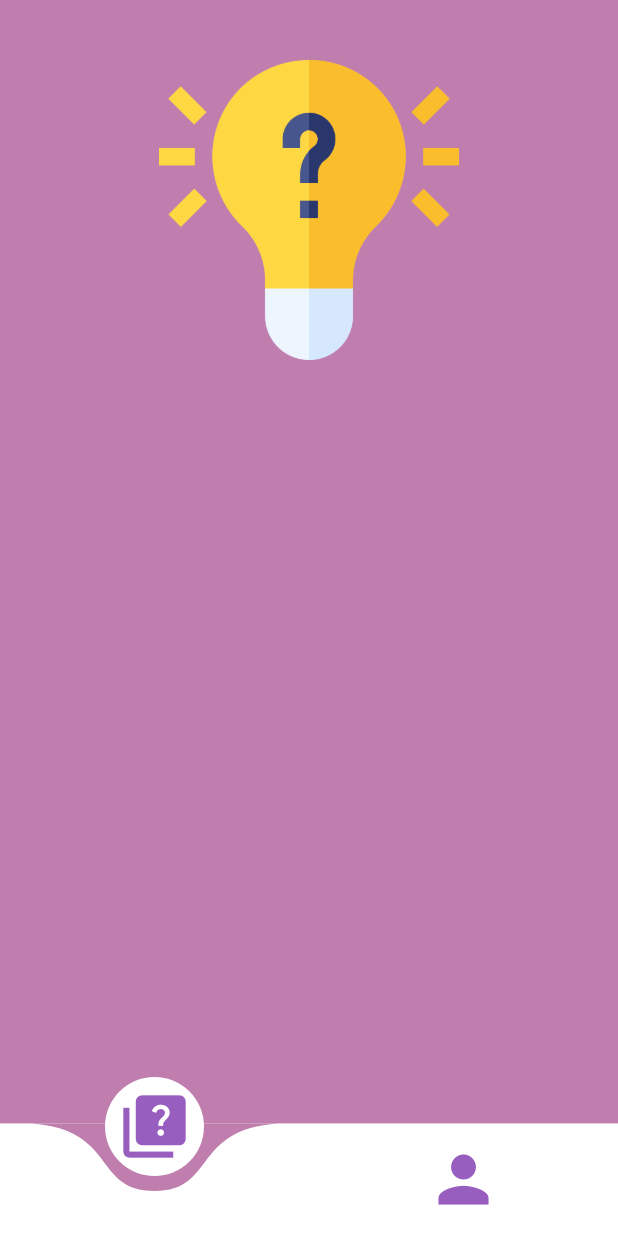
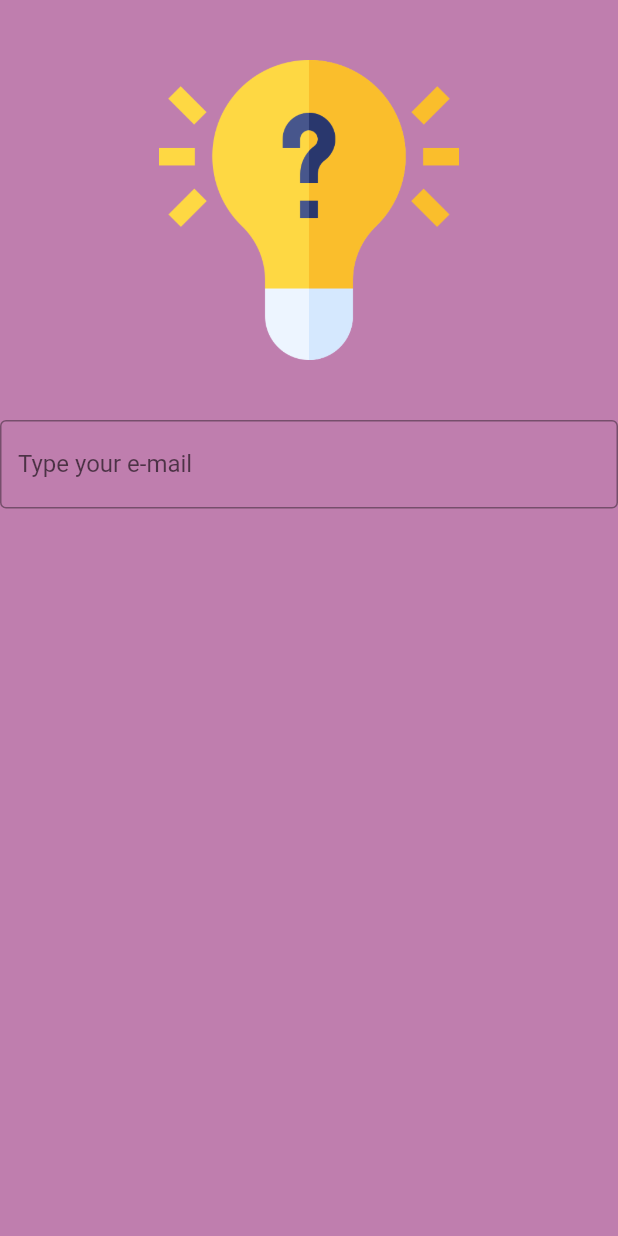
Before and after one commit to nagaoka-thiago/quiz_snowman_app, a Flutter app: the screen it shows after launch, on a phone screen of 412 x 824 dp. Run offline on Flutter 3.47's test engine with Material 2 defaults, Android fonts, the light colour scheme and no system bars; drawn by our look-alikes of curved_navigation_bar.

Commit message:
Started login page development.

```diff
--- a/lib/main.dart
+++ b/lib/main.dart
@@ -1,4 +1,5 @@
 import 'package:flutter/material.dart';
+import 'package:quiz_snowman_app/pages/login_page.dart';
 import 'package:quiz_snowman_app/pages/main_page.dart';
 
 void main() {
@@ -13,7 +14,7 @@ class MyApp extends StatelessWidget {
   Widget build(BuildContext context) {
     return const MaterialApp(
       debugShowCheckedModeBanner: false,
-      home: MainPage(),
+      home: LoginPageWidget(),
     );
   }
 }
--- /dev/null
+++ b/lib/pages/login_page.dart
@@ -0,0 +1,13 @@
+import 'package:flutter/material.dart';
+import 'package:quiz_snowman_app/widgets/loginpage_widgets/login_page_body.dart';
+
+class LoginPageWidget extends StatelessWidget {
+  const LoginPageWidget({Key? key}) : super(key: key);
+
+  @override
+  Widget build(BuildContext context) {
+    return const SafeArea(
+      child: Scaffold(body: LoginPageBodyWidget()),
+    );
+  }
+}
--- /dev/null
+++ b/lib/widgets/loginpage_widgets/login_page_body.dart
@@ -0,0 +1,31 @@
+import 'package:flutter/material.dart';
+
+class LoginPageBodyWidget extends StatelessWidget {
+  const LoginPageBodyWidget({Key? key}) : super(key: key);
+
+  @override
+  Widget build(BuildContext context) {
+    return Container(
+      color: const Color.fromARGB(255, 191, 126, 174),
+      child: Expanded(
+        child: Column(
+          children: [
+            Padding(
+              padding: const EdgeInsets.all(40),
+              child: Container(
+                height: 200,
+                decoration: const BoxDecoration(
+                    image: DecorationImage(
+                        image: AssetImage('lib/Assets/ideas.png'))),
+              ),
+            ),
+            const TextField(
+                decoration: InputDecoration(
+                    border: OutlineInputBorder(),
+                    labelText: "Type your e-mail"))
+          ],
+        ),
+      ),
+    );
+  }
+}
```
Also changed, not shown: 1 other file.
